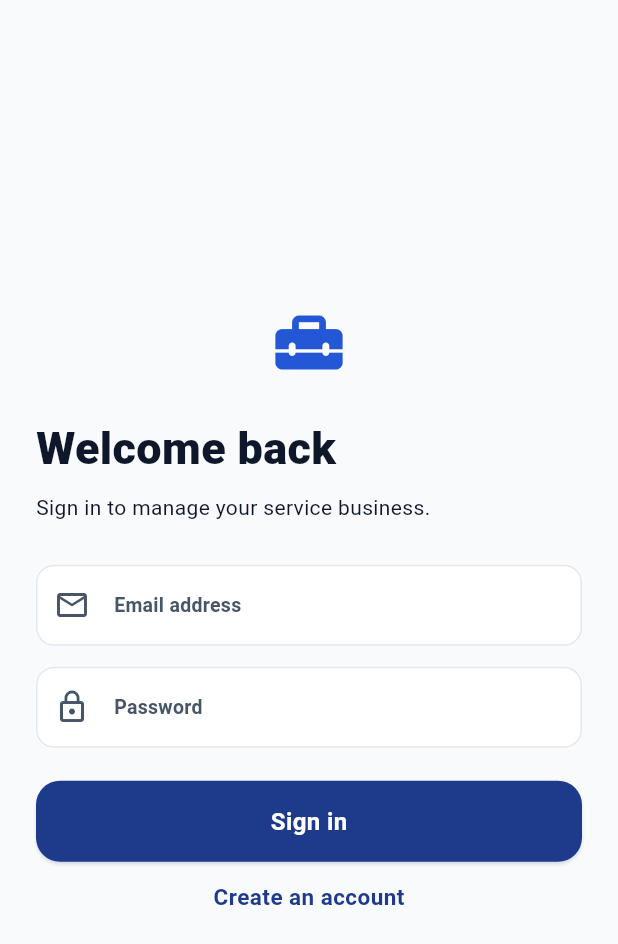
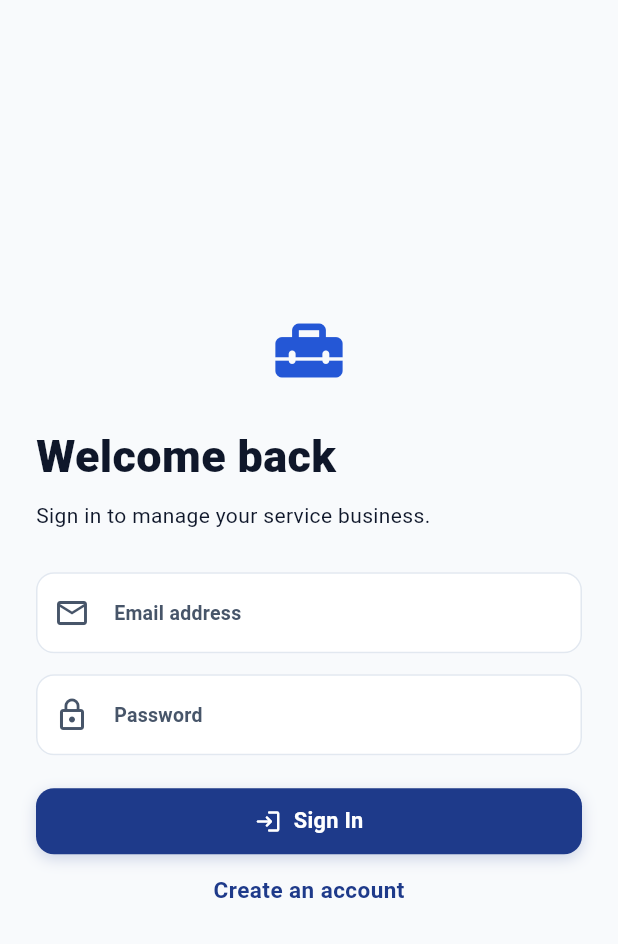
Before and after one commit to ouslimaneabdelilah/Servicepilot-mobile, a Flutter app: the screen it shows after launch, on a phone screen of 412 x 824 dp. Shown: the top 944 px of the screen. Run offline on Flutter 3.47's test engine with Material 3 defaults, Android fonts, the phone set to English and light mode, and no system bars; our stand-ins replace dio, flutter_riverpod, flutter_secure_storage, go_router.

Commit message:
style(buttons): make buttons compact (44px) and sleek with clean icon pairings

```diff
--- a/lib/core/theme/app_theme.dart
+++ b/lib/core/theme/app_theme.dart
@@ -89,16 +89,16 @@ class AppTheme {
         ),
       ),
 
-      // Button Themes (Native Mobile Styling: 54px thumb height, 16px radius, subtle tactile shadow)
+      // Button Themes (Sleek Compact Native Mobile: 44px height, 12px radius, refined 14.5px typography)
       filledButtonTheme: FilledButtonThemeData(
         style: FilledButton.styleFrom(
           backgroundColor: AppColors.primary,
           foregroundColor: Colors.white,
-          minimumSize: const Size.fromHeight(54),
-          shape: RoundedRectangleBorder(borderRadius: BorderRadius.circular(16)),
-          textStyle: const TextStyle(fontSize: 16, fontWeight: FontWeight.w700, letterSpacing: 0.25),
-          elevation: 1,
-          shadowColor: AppColors.primary.withValues(alpha: 0.28),
+          minimumSize: const Size.fromHeight(44),
+          shape: RoundedRectangleBorder(borderRadius: BorderRadius.circular(12)),
+          textStyle: const TextStyle(fontSize: 14.5, fontWeight: FontWeight.w600, letterSpacing: 0.2),
+          elevation: 0,
+          shadowColor: AppColors.primary.withValues(alpha: 0.20),
         ),
       ),
 
@@ -106,10 +106,10 @@ class AppTheme {
         style: OutlinedButton.styleFrom(
           foregroundColor: AppColors.primary,
           backgroundColor: Colors.white,
-          minimumSize: const Size.fromHeight(54),
-          side: const BorderSide(color: Color(0xFFCBD5E1), width: 1.5),
-          shape: RoundedRectangleBorder(borderRadius: BorderRadius.circular(16)),
-          textStyle: const TextStyle(fontSize: 16, fontWeight: FontWeight.w700, letterSpacing: 0.25),
+          minimumSize: const Size.fromHeight(44),
+          side: const BorderSide(color: Color(0xFFE2E8F0), width: 1.2),
+          shape: RoundedRectangleBorder(borderRadius: BorderRadius.circular(12)),
+          textStyle: const TextStyle(fontSize: 14.5, fontWeight: FontWeight.w600, letterSpacing: 0.2),
         ),
       ),
 
--- a/lib/core/widgets/app_loading_button.dart
+++ b/lib/core/widgets/app_loading_button.dart
@@ -2,8 +2,8 @@ import 'package:flutter/material.dart';
 import '../theme/app_colors.dart';
 import 'wave_dots_indicator.dart';
 
-/// Enterprise native mobile button with tactile depth, rounded geometry,
-/// smooth micro-interactions, and integrated wave loading animation.
+/// Compact, sleek, professional native mobile button with clean icon integration.
+/// Designed with refined 44px height, 12px rounded geometry, and subtle depth.
 class AppLoadingButton extends StatelessWidget {
   final VoidCallback? onPressed;
   final bool loading;
@@ -14,6 +14,7 @@ class AppLoadingButton extends StatelessWidget {
   final double height;
   final double borderRadius;
   final bool outlined;
+  final bool isIconOnly;
 
   const AppLoadingButton({
     super.key,
@@ -23,9 +24,10 @@ class AppLoadingButton extends StatelessWidget {
     this.icon,
     this.backgroundColor,
     this.textColor,
-    this.height = 54.0,
-    this.borderRadius = 16.0,
+    this.height = 44.0,
+    this.borderRadius = 12.0,
     this.outlined = false,
+    this.isIconOnly = false,
   });
 
   @override
@@ -37,17 +39,19 @@ class AppLoadingButton extends StatelessWidget {
     if (outlined) {
       return SizedBox(
         height: height,
+        width: isIconOnly ? height : null,
         child: OutlinedButton(
           onPressed: isInteractive ? onPressed : null,
           style: OutlinedButton.styleFrom(
             backgroundColor: Colors.white,
             foregroundColor: effectiveTextColor,
-            side: BorderSide(color: effectiveBg, width: 1.5),
+            side: BorderSide(color: effectiveBg, width: 1.2),
             shape: RoundedRectangleBorder(
               borderRadius: BorderRadius.circular(borderRadius),
             ),
             elevation: 0,
-            textStyle: const TextStyle(fontSize: 16, fontWeight: FontWeight.w700, letterSpacing: 0.2),
+            padding: EdgeInsets.symmetric(horizontal: isIconOnly ? 0 : 16),
+            textStyle: const TextStyle(fontSize: 14.5, fontWeight: FontWeight.w600, letterSpacing: 0.2),
           ),
           child: _buildContent(effectiveTextColor),
         ),
@@ -56,14 +60,15 @@ class AppLoadingButton extends StatelessWidget {
 
     return Container(
       height: height,
+      width: isIconOnly ? height : null,
       decoration: BoxDecoration(
         borderRadius: BorderRadius.circular(borderRadius),
         boxShadow: isInteractive
             ? [
                 BoxShadow(
-                  color: effectiveBg.withValues(alpha: 0.28),
-                  blurRadius: 14,
-                  offset: const Offset(0, 5),
+                  color: effectiveBg.withValues(alpha: 0.20),
+                  blurRadius: 8,
+                  offset: const Offset(0, 3),
                 ),
               ]
             : null,
@@ -74,10 +79,10 @@ class AppLoadingButton extends StatelessWidget {
         child: InkWell(
           onTap: isInteractive ? onPressed : null,
           borderRadius: BorderRadius.circular(borderRadius),
-          splashColor: Colors.white.withValues(alpha: 0.20),
-          highlightColor: Colors.white.withValues(alpha: 0.10),
+          splashColor: Colors.white.withValues(alpha: 0.18),
+          highlightColor: Colors.white.withValues(alpha: 0.08),
           child: Padding(
-            padding: const EdgeInsets.symmetric(horizontal: 20),
+            padding: EdgeInsets.symmetric(horizontal: isIconOnly ? 0 : 16),
             child: _buildContent(effectiveTextColor),
           ),
         ),
@@ -87,33 +92,35 @@ class AppLoadingButton extends StatelessWidget {
 
   Widget _buildContent(Color textCol) {
     return AnimatedSwitcher(
-      duration: const Duration(milliseconds: 220),
+      duration: const Duration(milliseconds: 180),
       child: loading
           ? Center(
               key: const ValueKey('btn_loading'),
               child: WaveDotsIndicator(
                 color: textCol,
-                size: 8,
-                waveHeight: 6,
+                size: 6.5,
+                waveHeight: 4.5,
               ),
             )
           : Row(
               key: const ValueKey('btn_content'),
               mainAxisAlignment: MainAxisAlignment.center,
+              mainAxisSize: isIconOnly ? MainAxisSize.min : MainAxisSize.max,
               children: [
                 if (icon != null) ...[
-                  Icon(icon, size: 20, color: textCol),
-                  const SizedBox(width: 9),
+                  Icon(icon, size: 18, color: textCol),
+                  if (!isIconOnly && label.isNotEmpty) const SizedBox(width: 8),
                 ],
-                Text(
-                  label,
-                  style: TextStyle(
-                    fontSize: 16,
-                    fontWeight: FontWeight.w700,
-                    letterSpacing: 0.25,
-                    color: textCol,
+                if (!isIconOnly && label.isNotEmpty)
+                  Text(
+                    label,
+                    style: TextStyle(
+                      fontSize: 14.5,
+                      fontWeight: FontWeight.w600,
+                      letterSpacing: 0.2,
+                      color: textCol,
+                    ),
                   ),
-                ),
               ],
             ),
     );
--- a/lib/features/auth/login_screen.dart
+++ b/lib/features/auth/login_screen.dart
@@ -1,7 +1,7 @@
 import 'package:flutter/material.dart';
 import 'package:flutter_riverpod/flutter_riverpod.dart';
 import 'package:go_router/go_router.dart';
-import '../../core/widgets/wave_dots_indicator.dart';
+import '../../core/widgets/app_loading_button.dart';
 import 'auth_controller.dart';
 
 class LoginScreen extends ConsumerStatefulWidget {
@@ -87,10 +87,8 @@ class _LoginScreenState extends ConsumerState<LoginScreen> {
                         ),
                       ),
                     const SizedBox(height: 22),
-                    FilledButton(
-                      onPressed: a.loading
-                          ? null
-                          : () {
+                    AppLoadingButton(
+                      onPressed: () {
                         if (form.currentState!.validate()) {
                           ref.read(authProvider.notifier).login(
                                 email.text,
@@ -98,16 +96,10 @@ class _LoginScreenState extends ConsumerState<LoginScreen> {
                               );
                         }
                       },
-                      child: a.loading
-                          ? const SizedBox(
-                              height: 20,
-                              child: WaveDotsIndicator(
-                                color: Colors.white,
-                                size: 6.5,
-                                waveHeight: 5,
-                              ),
-                            )
-                          : const Text('Sign in'),
+                      loading: a.loading,
+                      label: 'Sign In',
+                      icon: Icons.login_rounded,
+                      height: 44.0,
                     ),
                     TextButton(
                       onPressed: () => context.go('/register'),
```
Also changed, not shown: lib/features/auth/register_screen.dart (+7 -15 lines), lib/features/estimates/estimate_detail_screen.dart (+6 -5 lines). Lines whose indentation alone changed are shown as unchanged.
